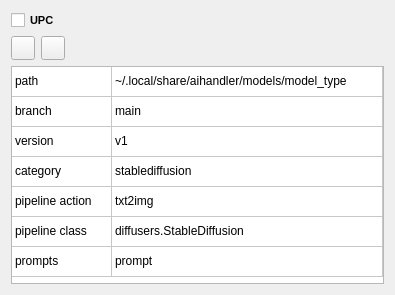
The window that src/airunner/widgets/model_manager/templates/model.ui (Capsize-Games/airunner) describes before a commit, drawn with Qt 5.
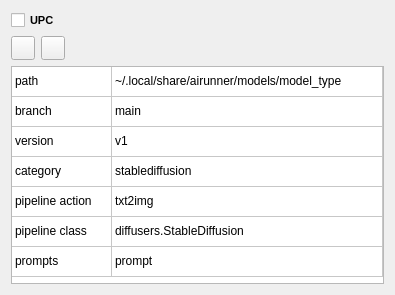
The same window after the commit. Icons and pictures are not drawn.

Commit message: Switch airunner home folder to conventional location for ubuntu

Diff of the .ui file:
```diff
--- a/src/airunner/widgets/model_manager/templates/model.ui
+++ b/src/airunner/widgets/model_manager/templates/model.ui
@@ -197,7 +197,7 @@
      </item>
      <item row="0" column="1">
       <property name="text">
-       <string>~/.local/share/aihandler/models/model_type</string>
+       <string>~/.local/share/airunner/models/model_type</string>
       </property>
      </item>
      <item row="1" column="0">
```
The commit also changes 9 other files.
